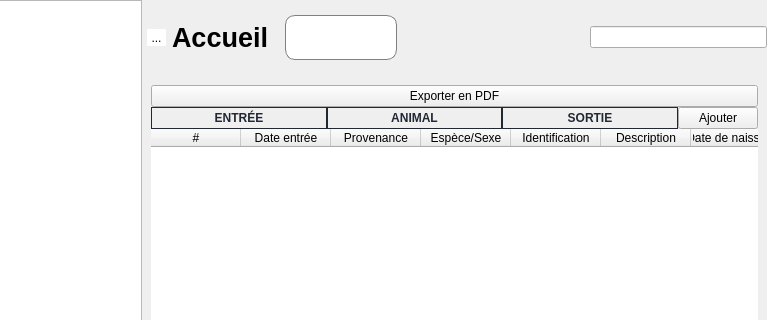
The window that mainwindow.ui (ArtAuc/mkrescue) describes before a commit, drawn with Qt 5; both pictures show x 484 to 1251 and y 0 to 320 of the 1251 by 664 pixel window.
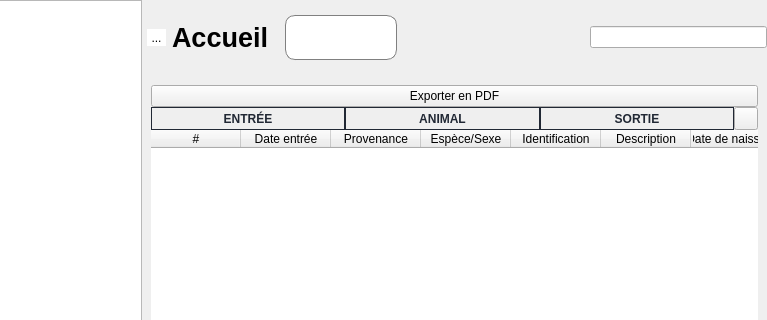
The same window after the commit. The open tabs and pages were chosen to show the change. Icons and pictures are not drawn. Custom widgets are drawn as their Qt base class.

Commit message: Good looking add button for registries

```diff
--- a/mainwindow.ui
+++ b/mainwindow.ui
@@ -483,9 +483,9 @@
              </widget>
             </item>
             <item>
-             <widget class="QPushButton" name="addEntryButton">
+             <widget class="QToolButton" name="entryAddButton">
               <property name="text">
-               <string>Ajouter</string>
+               <string/>
               </property>
              </widget>
             </item>
@@ -592,7 +592,7 @@
             </column>
             <column>
              <property name="text">
-              <string/>
+              <string>   </string>
              </property>
             </column>
            </widget>
```
Left out of the diff: 12 changed lines with no effect on the pictures. The commit also changes 4 other files.
